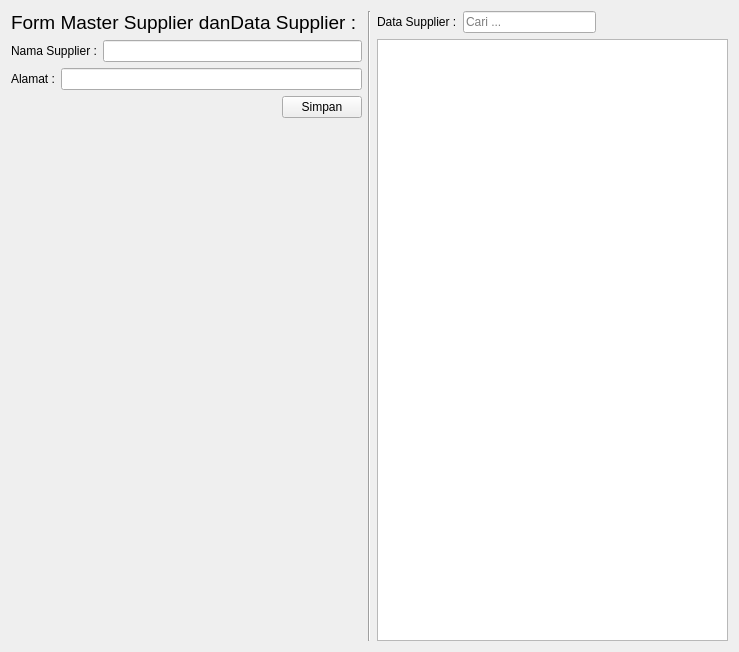
Old version of the form docs/ui/menu/supplier_menu.ui in the repository ittrh/SIPB-SistemInformasiPemantauanBBM.
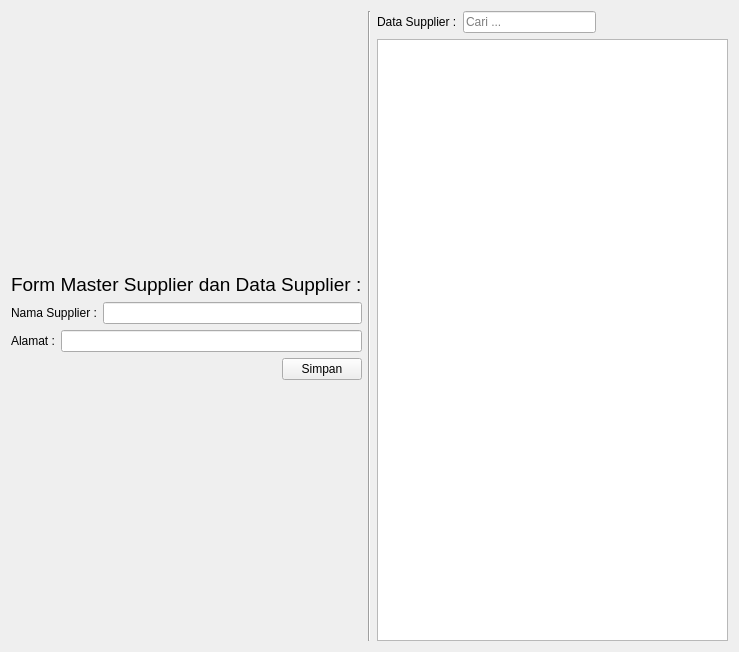
New version of the form.

Patch:
```diff
--- a/docs/ui/menu/supplier_menu.ui
+++ b/docs/ui/menu/supplier_menu.ui
@@ -16,6 +16,19 @@
   <layout class="QHBoxLayout" name="horizontalLayout">
    <item>
     <layout class="QVBoxLayout" name="verticalLayout_4">
+     <item>
+      <spacer name="verticalSpacer_2">
+       <property name="orientation">
+        <enum>Qt::Orientation::Vertical</enum>
+       </property>
+       <property name="sizeHint" stdset="0">
+        <size>
+         <width>20</width>
+         <height>40</height>
+        </size>
+       </property>
+      </spacer>
+     </item>
      <item>
       <widget class="QLabel" name="label_6">
        <property name="font">
@@ -24,7 +37,7 @@
         </font>
        </property>
        <property name="text">
-        <string>Form Master Supplier danData Supplier :</string>
+        <string>Form Master Supplier dan Data Supplier :</string>
        </property>
       </widget>
      </item>
```
Left out of the diff: 2 changed lines with no effect on the pictures.
